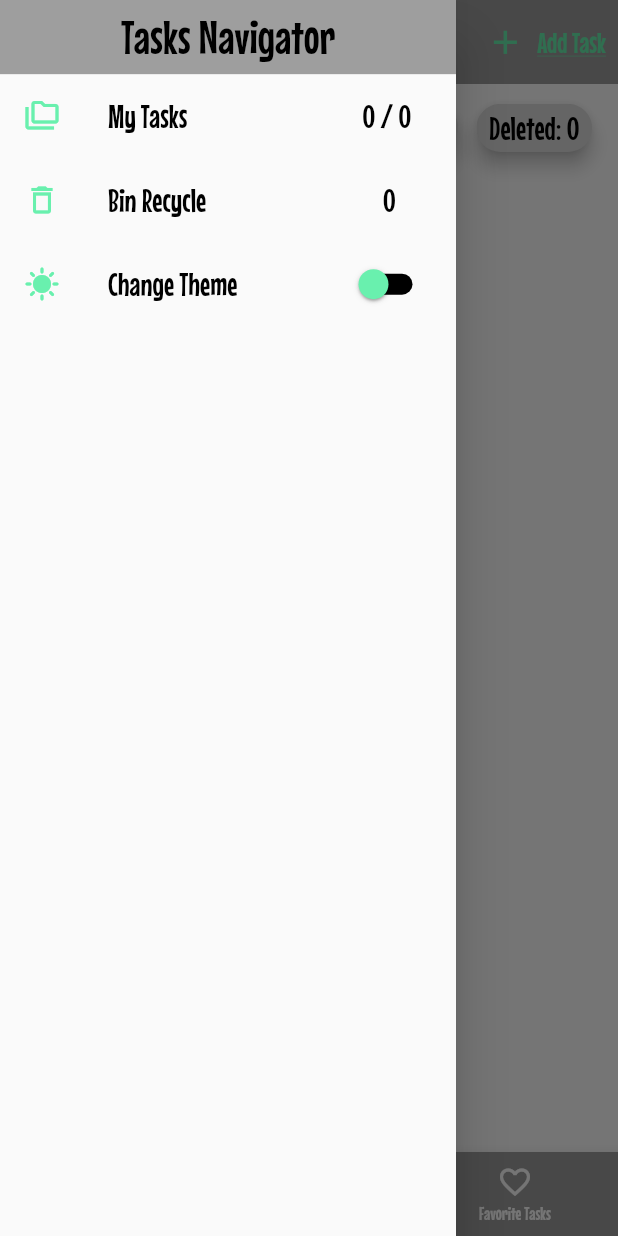
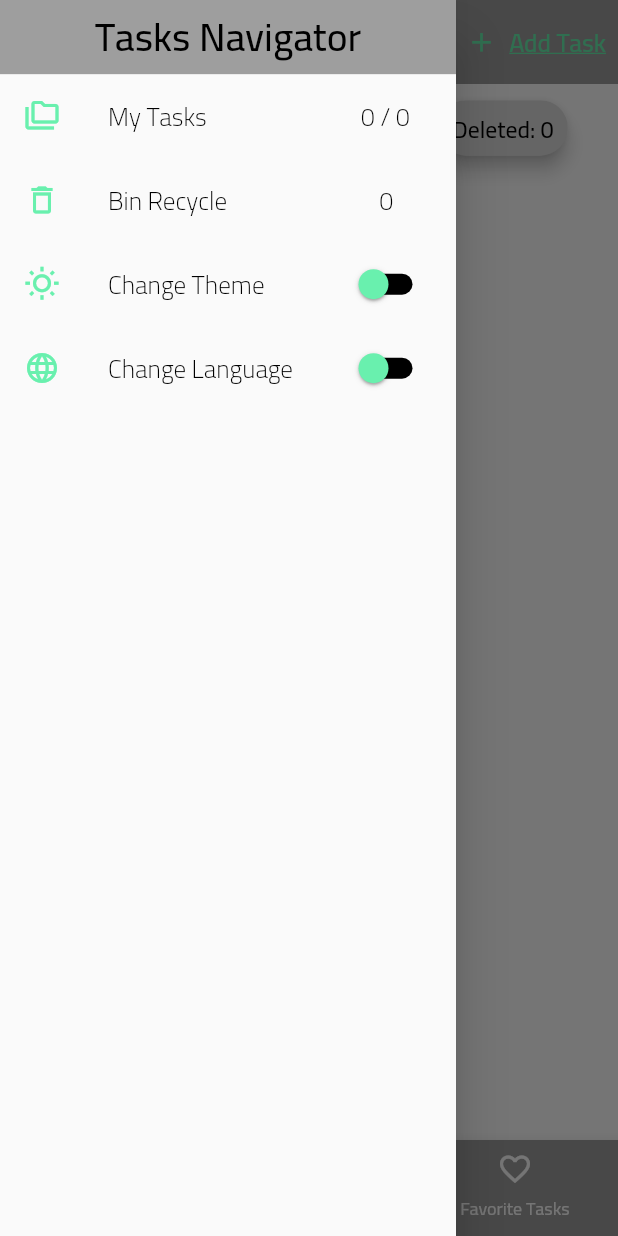
Before and after one commit to Mohamzeem/ToDo_App, a Flutter app: the screen it shows after launch, with the side drawer open, on a phone screen of 412 x 824 dp. Run offline on Flutter 3.47's test engine with Material 2 defaults, Android fonts, the phone set to English and light mode, and no system bars; our stand-ins replace equatable, flutter_bloc, flutter_screenutil, flutter_switch, get_it, hydrated_bloc.

Commit message:
lang and theme rdy

```diff
--- a/assets/lang/en.json
+++ b/assets/lang/en.json
@@ -34,5 +34,9 @@
   "task_pended_restored_successfully": "Task Pended & Restored Successfully",
   "add_task": "Add Task",
   "task_added_succesfully": "Task Added Successfully",
-  "change_language": "Change Language"
+  "change_language": "Change Language",
+  "light": "Light",
+  "dark": "Dark",
+  "ar": "Ar",
+  "en": "En"
 }
--- a/lib/app_page.dart
+++ b/lib/app_page.dart
@@ -2,8 +2,8 @@ import 'package:flutter/material.dart';
 import 'package:flutter_bloc/flutter_bloc.dart';
 import 'package:flutter_localizations/flutter_localizations.dart';
 import 'package:flutter_screenutil/flutter_screenutil.dart';
-import 'blocs/local_bloc/local_bloc.dart';
-import 'blocs/switch_bloc/switch_bloc.dart';
+import 'blocs/app_bloc/app_bloc.dart';
+import 'blocs/app_bloc/app_state.dart';
 import 'blocs/task_bloc/task_bloc.dart';
 import 'services/app_routes.dart';
 import 'services/app_theme.dart';
@@ -18,14 +18,13 @@ class MyApp extends StatelessWidget {
     return MultiBlocProvider(
       providers: [
         BlocProvider(create: (context) => TaskBloc()),
-        BlocProvider(create: (context) => SwitchBloc()),
-        BlocProvider(create: (context) => LocalBloc()),
+        BlocProvider(create: (context) => AppBloc()),
       ],
       child: ScreenUtilInit(
         designSize: const Size(392.72727272727275, 781.0909090909091),
         minTextAdapt: true,
         splitScreenMode: true,
-        builder: (context, child) => BlocBuilder<SwitchBloc, SwitchState>(
+        builder: (context, child) => BlocBuilder<AppBloc, AppState>(
           builder: (context, state) {
             return MaterialApp(
               supportedLocales: const [Locale('en'), Locale('ar')],
@@ -44,11 +43,11 @@ class MyApp extends StatelessWidget {
                 }
                 return supportedLocales.first;
               },
-              // locale: const Locale('ar'),
+              locale: state.langValue ? const Locale('ar') : const Locale('en'),
               debugShowCheckedModeBanner: false,
               title: 'ToDo',
               onGenerateRoute: AppRoutes().onGenerateRoute,
-              theme: state.switchValue
+              theme: state.themeValue
                   ? AppThemes().darkTheme()
                   : AppThemes().lightTheme(),
               home: const TabsPage(),
--- /dev/null
+++ b/lib/blocs/app_bloc/app_event.dart
@@ -0,0 +1,16 @@
+part of 'app_bloc.dart';
+
+abstract class AppEvent extends Equatable {
+  const AppEvent();
+
+  @override
+  List<Object> get props => [];
+}
+
+class LightThemeEvent extends AppEvent {}
+
+class DarkThemeEvent extends AppEvent {}
+
+class EnglishEvent extends AppEvent {}
+
+class ArabicEvent extends AppEvent {}
--- /dev/null
+++ b/lib/blocs/app_bloc/app_state.dart
@@ -0,0 +1,32 @@
+// ignore_for_file: public_member_api_docs, sort_constructors_first
+import 'package:equatable/equatable.dart';
+
+class AppState extends Equatable {
+  final bool themeValue;
+  final bool langValue;
+  const AppState(
+    this.themeValue,
+    this.langValue,
+  );
+
+  @override
+  List<Object> get props => [themeValue, langValue];
+
+  Map<String, dynamic> toMap() {
+    return <String, dynamic>{
+      'themeValue': themeValue,
+      'langValue': langValue,
+    };
+  }
+
+  factory AppState.fromMap(Map<String, dynamic> map) {
+    return AppState(
+      map['themeValue'] as bool,
+      map['langValue'] as bool,
+    );
+  }
+}
+
+class AppInitial extends AppState {
+  const AppInitial(super.themeValue, super.langValue);
+}
--- a/lib/services/app_theme.dart
+++ b/lib/services/app_theme.dart
@@ -4,7 +4,7 @@ import 'package:flutter_screenutil/flutter_screenutil.dart';
 
 class AppThemes {
   darkTheme() => ThemeData(
-        fontFamily: 'MouseMemoirs',
+        fontFamily: 'Cairo',
         appBarTheme: const AppBarTheme(
           systemOverlayStyle:
               SystemUiOverlayStyle(statusBarIconBrightness: Brightness.light),
@@ -35,28 +35,28 @@ class AppThemes {
         textTheme: TextTheme(
           titleLarge: TextStyle(
               color: Colors.white,
-              fontSize: 30.sp,
+              fontSize: 25.sp,
               fontWeight: FontWeight.w500),
           titleMedium: TextStyle(
               color: Colors.white,
-              fontSize: 20.sp,
+              fontSize: 16.sp,
               fontWeight: FontWeight.w300),
           titleSmall: TextStyle(
               color: Colors.white,
-              fontSize: 15.sp,
+              fontSize: 13.sp,
               fontWeight: FontWeight.w400),
           displayLarge: TextStyle(
               color: Colors.white,
-              fontSize: 18.sp,
+              fontSize: 15.sp,
               fontWeight: FontWeight.w500),
           displayMedium: TextStyle(
               color: Colors.redAccent,
-              fontSize: 18.sp,
+              fontSize: 16.sp,
               fontWeight: FontWeight.w500,
               decoration: TextDecoration.underline),
           displaySmall: TextStyle(
               color: Colors.white,
-              fontSize: 16.sp,
+              fontSize: 12.sp,
               fontWeight: FontWeight.w300),
           bodyMedium: TextStyle(
               color: Colors.redAccent,
@@ -74,7 +74,7 @@ class AppThemes {
       );
 
   lightTheme() => ThemeData(
-        fontFamily: 'MouseMemoirs',
+        fontFamily: 'Cairo',
         appBarTheme: const AppBarTheme(
           elevation: 0,
           centerTitle: true,
@@ -105,28 +105,28 @@ class AppThemes {
         textTheme: TextTheme(
           titleLarge: TextStyle(
               color: Colors.black,
-              fontSize: 30.sp,
+              fontSize: 25.sp,
               fontWeight: FontWeight.w500),
           titleMedium: TextStyle(
               color: Colors.black,
-              fontSize: 20.sp,
+              fontSize: 16.sp,
               fontWeight: FontWeight.w300),
           titleSmall: TextStyle(
               color: Colors.black,
-              fontSize: 16.sp,
+              fontSize: 13.sp,
               fontWeight: FontWeight.w400),
           displayLarge: TextStyle(
               color: Colors.black,
-              fontSize: 18.sp,
+              fontSize: 15.sp,
               fontWeight: FontWeight.w500),
           displayMedium: TextStyle(
               color: Colors.greenAccent,
-              fontSize: 18.sp,
+              fontSize: 16.sp,
               fontWeight: FontWeight.w500,
               decoration: TextDecoration.underline),
           displaySmall: TextStyle(
               color: Colors.black,
-              fontSize: 16.sp,
+              fontSize: 12.sp,
               fontWeight: FontWeight.w300),
           bodyMedium: TextStyle(
               color: Colors.greenAccent,
@@ -134,7 +134,7 @@ class AppThemes {
               fontWeight: FontWeight.w400),
           bodyLarge: TextStyle(
               color: Colors.greenAccent,
-              fontSize: 25.sp,
+              fontSize: 22.sp,
               fontWeight: FontWeight.w600),
         ),
         bottomNavigationBarTheme: const BottomNavigationBarThemeData(
--- a/lib/view/drawer/drawer_view.dart
+++ b/lib/view/drawer/drawer_view.dart
@@ -1,12 +1,14 @@
 // ignore_for_file: public_member_api_docs, sort_constructors_first
 import 'package:flutter/material.dart';
 import 'package:flutter_bloc/flutter_bloc.dart';
+import 'package:todo_app/blocs/app_bloc/app_bloc.dart';
 import 'package:todo_app/services/localizations.dart';
-import 'package:todo_app/view/drawer/drawer_widets/drawer_list_tile.dart';
 import 'package:todo_app/view/task/screens/tabs_page.dart';
-import '../../blocs/switch_bloc/switch_bloc.dart';
+import '../../blocs/app_bloc/app_state.dart';
 import '../../blocs/task_bloc/task_bloc.dart';
 import '../bin_recycle/bin_recycle_page.dart';
+import 'drawer_widets/drawer_list_tile _widget.dart';
+import 'drawer_widets/drawer_list_tile_text.dart';
 
 class MyDrawer extends StatelessWidget {
   const MyDrawer({super.key});
@@ -30,7 +32,7 @@ class MyDrawer extends StatelessWidget {
             ),
             BlocBuilder<TaskBloc, TaskState>(
               builder: (context, state) {
-                return ListTileDrawer(
+                return ListTileDrawerText(
                   onTap: () =>
                       Navigator.of(context).pushReplacementNamed(TabsPage.id),
                   iconData: Icons.folder_copy_outlined,
@@ -42,7 +44,7 @@ class MyDrawer extends StatelessWidget {
             ),
             BlocBuilder<TaskBloc, TaskState>(
               builder: (context, state) {
-                return ListTileDrawer(
+                return ListTileDrawerText(
                   onTap: () => Navigator.of(context)
                       .pushReplacementNamed(BinRecyclePage.id),
                   iconData: Icons.delete_outline_outlined,
@@ -51,48 +53,34 @@ class MyDrawer extends StatelessWidget {
                 );
               },
             ),
-            ListTile(
-              leading: const Icon(
-                Icons.sunny,
-              ),
-              title: Text(
-                'change_theme'.tr(context),
-                style: Theme.of(context).textTheme.titleMedium,
-              ),
-              trailing: BlocBuilder<SwitchBloc, SwitchState>(
-                builder: (context, state) {
-                  return Switch(
-                    value: state.switchValue,
-                    onChanged: (value) {
-                      value
-                          ? context.read<SwitchBloc>().add(SwitchOnEvent())
-                          : context.read<SwitchBloc>().add(SwitchOffEvent());
-                    },
-                  );
-                },
-              ),
+            BlocBuilder<AppBloc, AppState>(
+              builder: (context, state) {
+                return ListTileDrawerWidget(
+                  iconData: Icons.wb_sunny_outlined,
+                  title: 'change_theme'.tr(context),
+                  value: state.themeValue,
+                  onChanged: (newVal) {
+                    newVal
+                        ? context.read<AppBloc>().add(LightThemeEvent())
+                        : context.read<AppBloc>().add(DarkThemeEvent());
+                  },
+                );
+              },
             ),
-            // ListTile(
-            //   leading: const Icon(
-            //     Icons.language_outlined,
-            //   ),
-            //   title: Text(
-            //     'change_language'.tr(context),
-            //     style: Theme.of(context).textTheme.titleMedium,
-            //   ),
-            //   trailing: BlocBuilder<LocalBloc, LocalState>(
-            //     builder: (context, state) {
-            //       return Switch(
-            //         value: state.localValue,
-            //         onChanged: (value) {
-            //           value
-            //               ? context.read<LocalBloc>().add(LocalOnEvent())
-            //               : context.read<LocalBloc>().add(LocalOffEvent());
-            //         },
-            //       );
-            //     },
-            //   ),
-            // ),
+            BlocBuilder<AppBloc, AppState>(
+              builder: (context, state) {
+                return ListTileDrawerWidget(
+                  iconData: Icons.language_outlined,
+                  title: 'change_language'.tr(context),
+                  value: state.langValue,
+                  onChanged: (newVal) {
+                    newVal
+                        ? context.read<AppBloc>().add(EnglishEvent())
+                        : context.read<AppBloc>().add(ArabicEvent());
+                  },
+                );
+              },
+            ),
           ],
         ),
       ),
--- /dev/null
+++ b/lib/view/drawer/drawer_widets/drawer_list_tile _widget.dart
@@ -0,0 +1,29 @@
+// ignore_for_file: file_names
+import 'package:flutter/material.dart';
+
+class ListTileDrawerWidget extends StatelessWidget {
+  final IconData iconData;
+  final String title;
+  final bool value;
+  final void Function(bool) onChanged;
+  const ListTileDrawerWidget({
+    Key? key,
+    required this.iconData,
+    required this.title,
+    required this.value,
+    required this.onChanged,
+  }) : super(key: key);
+
+  @override
+  Widget build(BuildContext context) {
+    return ListTile(
+        leading: Icon(
+          iconData,
+        ),
+        title: Text(
+          title,
+          style: Theme.of(context).textTheme.titleMedium,
+        ),
+        trailing: Switch(value: value, onChanged: onChanged));
+  }
+}
--- a/lib/view/drawer/drawer_widets/drawer_list_tile.dart
+++ b/lib/view/drawer/drawer_widets/drawer_list_tile_text.dart
@@ -1,11 +1,11 @@
 import 'package:flutter/material.dart';
 
-class ListTileDrawer extends StatelessWidget {
+class ListTileDrawerText extends StatelessWidget {
   final Function() onTap;
   final IconData iconData;
   final String title;
   final String trailing;
-  const ListTileDrawer({
+  const ListTileDrawerText({
     Key? key,
     required this.onTap,
     required this.iconData,
--- a/lib/view/task/screens/pending_tasks_page.dart
+++ b/lib/view/task/screens/pending_tasks_page.dart
@@ -26,8 +26,8 @@ class PendingTasksPage extends StatelessWidget {
                 Row(
                   mainAxisAlignment: MainAxisAlignment.spaceEvenly,
                   children: [
-                    ChipText(
-                        text: '${'pending'.tr(context)}: ${tasksList.length}'),
+                    // ChipText(
+                    //     text: '${'pending'.tr(context)}: ${tasksList.length}'),
                     ChipText(
                         text:
                             '${'completed'.tr(context)}: ${state.completedTasks.length}'),
--- a/lib/view/task/screens/tabs_page.dart
+++ b/lib/view/task/screens/tabs_page.dart
@@ -48,13 +48,13 @@ class _TabsPageState extends State<TabsPage> {
                   onPressed: () => _addTask(context),
                   icon: Icon(
                     Icons.add,
-                    size: 25.r,
+                    size: 20.r,
                   ),
                   label: Text(
                     'add'.tr(context),
                     style: Theme.of(context).textTheme.displayMedium,
                   ))
-              : Container()
+              : Container(),
         ],
       );
 
@@ -97,12 +97,4 @@ class _TabsPageState extends State<TabsPage> {
       },
     );
   }
-  // FloatingActionButton _floatingActionBtn(void Function() onPressed) =>
-  //     FloatingActionButton(
-  //       onPressed: onPressed,
-  //       child: const Icon(
-  //         Icons.add,
-  //         size: 30,
-  //       ),
-  //     );
 }
--- a/lib/view/task/task_widgets/chip_text.dart
+++ b/lib/view/task/task_widgets/chip_text.dart
@@ -13,7 +13,7 @@ class ChipText extends StatelessWidget {
         elevation: 5,
         label: Text(
           text,
-          style: Theme.of(context).textTheme.titleMedium,
+          style: Theme.of(context).textTheme.displayLarge,
         ));
   }
 }
--- a/lib/view/task/task_widgets/task_list.dart
+++ b/lib/view/task/task_widgets/task_list.dart
@@ -1,6 +1,7 @@
 // ignore_for_file: public_member_api_docs, sort_constructors_first
 import 'package:flutter/material.dart';
 import 'package:flutter_screenutil/flutter_screenutil.dart';
+import 'package:todo_app/services/localizations.dart';
 import 'package:todo_app/view/task/task_widgets/task_tile.dart';
 import '../../../models/task_model.dart';
 
@@ -31,21 +32,21 @@ class TaskList extends StatelessWidget {
                             TextSpan(
                               children: [
                                 TextSpan(
-                                  text: 'Title:',
+                                  text: '${'title'.tr(context)}:',
                                   style:
                                       Theme.of(context).textTheme.displayMedium,
                                 ),
                                 TextSpan(
-                                    text: ' ${task.title}',
+                                    text: '  ${task.title}',
                                     style:
                                         Theme.of(context).textTheme.titleSmall),
                                 TextSpan(
-                                  text: '\nDescription:',
+                                  text: '\n${'content'.tr(context)}:',
                                   style:
                                       Theme.of(context).textTheme.displayMedium,
                                 ),
                                 TextSpan(
-                                    text: ' ${task.body}',
+                                    text: '  ${task.body}',
                                     style:
                                         Theme.of(context).textTheme.titleSmall),
                               ],
--- a/pubspec.yaml
+++ b/pubspec.yaml
@@ -44,6 +44,7 @@ dependencies:
   flutter_launcher_icons: ^0.12.0
   flutter_localizations:
     sdk: flutter
+  flutter_switch: ^0.3.2
 
 dev_dependencies:
   flutter_test:
```
Also changed, not shown: assets/lang/ar.json (+6 -2 lines), lib/blocs/app_bloc/app_bloc.dart (added, +32 -0 lines), lib/view/drawer/drawer_widets/switcher.dart (added, +63 -0 lines), pubspec.lock.
